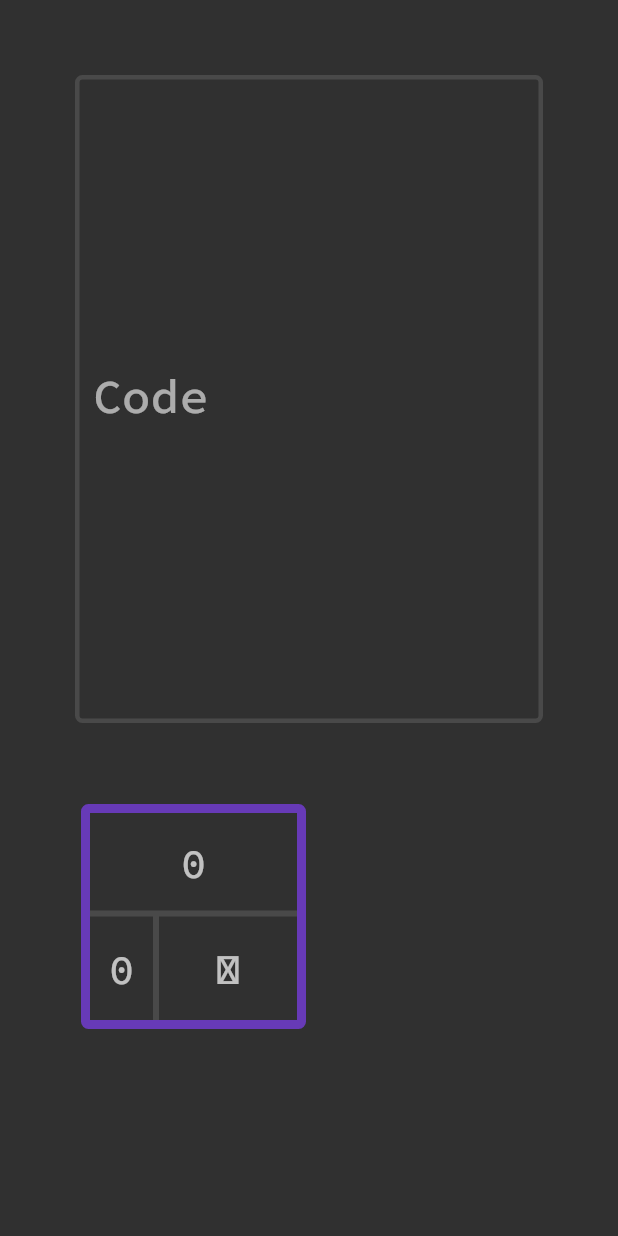
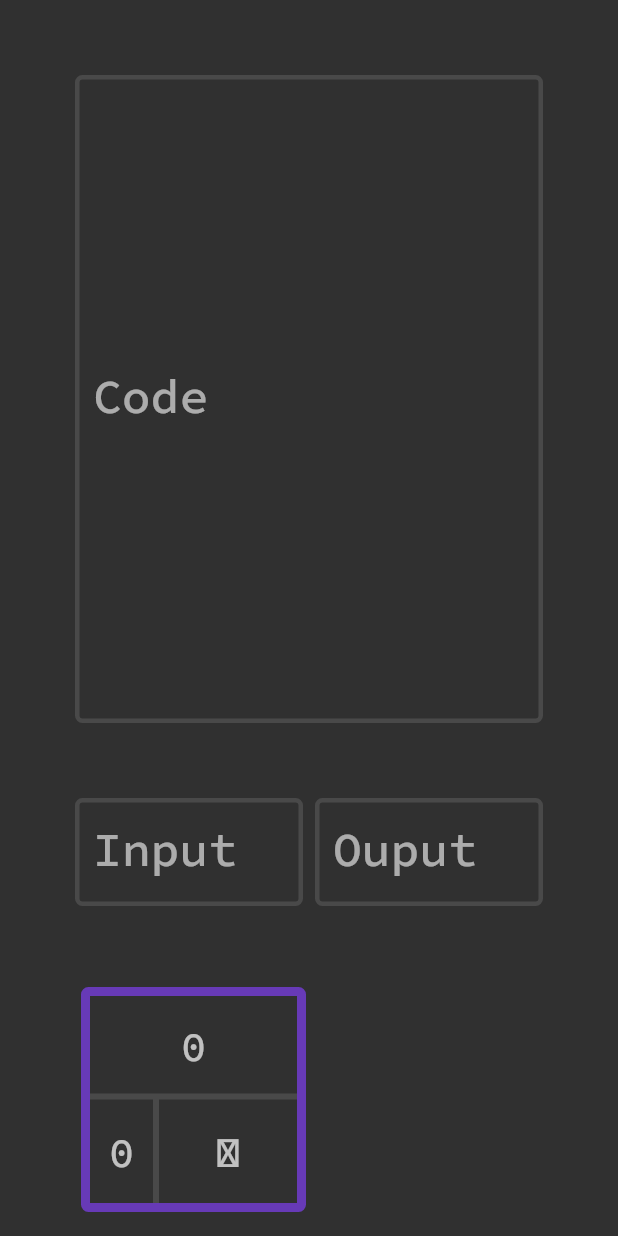
Before and after one commit to Berke-Ates/brainbug, a Flutter app: the screen it shows after launch, on a phone screen of 412 x 824 dp. Run offline on Flutter 3.47's test engine with Material 2 defaults, Android fonts, the light colour scheme and no system bars.

Commit message:
added IO

```diff
--- a/lib/interpreter.dart
+++ b/lib/interpreter.dart
@@ -12,7 +12,7 @@ class Interpreter {
   final Map<int, int> bracketLUT = <int, int>{};
   bool isValid = true;
 
-  /// Resets all pointers, the tape and LUT
+  /// Resets all pointers, the tape, LUT and output
   void reset() {
     cPtr = 0;
     tPtr = 0;
@@ -20,6 +20,7 @@ class Interpreter {
     tape.clear();
     tape[0] = 0;
     bracketLUT.clear();
+    output = '';
   }
 
   /// Analyzes code for matching brackets and creates LUT
@@ -74,6 +75,8 @@ class Interpreter {
         case ',':
           if (iPtr < input.length) {
             tape[tPtr] = ascii2Byte(input[iPtr++]);
+          } else {
+            tape[tPtr] = 0;
           }
           break;
         case '.':
--- /dev/null
+++ b/lib/io.dart
@@ -0,0 +1,76 @@
+import 'package:brainbug/interpreter.dart';
+import 'package:flutter/material.dart';
+
+class IO extends StatelessWidget {
+  final Interpreter interpreter;
+
+  const IO(this.interpreter);
+
+  @override
+  Widget build(BuildContext context) {
+    return Row(
+      children: <Widget>[
+        Expanded(
+          child: TextField(
+            cursorColor: Theme.of(context).textTheme.bodyMedium!.color,
+            maxLines: null,
+            onChanged: (String? s) {
+              if (s != null) {
+                interpreter.input = s;
+                interpreter.reset();
+                interpreter.analyze();
+              }
+            },
+            decoration: InputDecoration(
+              isDense: true,
+              focusedBorder: OutlineInputBorder(
+                borderRadius: BorderRadius.circular(5),
+                borderSide: BorderSide(
+                  color: Theme.of(context).dividerColor,
+                  width: 3,
+                ),
+              ),
+              enabledBorder: OutlineInputBorder(
+                borderRadius: BorderRadius.circular(5),
+                borderSide: BorderSide(
+                  color: Theme.of(context).dividerColor,
+                  width: 3,
+                ),
+              ),
+              floatingLabelStyle: Theme.of(context).textTheme.labelMedium,
+              labelText: 'Input',
+            ),
+          ),
+        ),
+        const SizedBox(width: 8),
+        Expanded(
+          child: TextField(
+            cursorColor: Theme.of(context).textTheme.bodyMedium!.color,
+            maxLines: null,
+            readOnly: true,
+            controller: TextEditingController(text: interpreter.output),
+            decoration: InputDecoration(
+              isDense: true,
+              focusedBorder: OutlineInputBorder(
+                borderRadius: BorderRadius.circular(5),
+                borderSide: BorderSide(
+                  color: Theme.of(context).dividerColor,
+                  width: 3,
+                ),
+              ),
+              enabledBorder: OutlineInputBorder(
+                borderRadius: BorderRadius.circular(5),
+                borderSide: BorderSide(
+                  color: Theme.of(context).dividerColor,
+                  width: 3,
+                ),
+              ),
+              floatingLabelStyle: Theme.of(context).textTheme.labelMedium,
+              labelText: 'Ouput',
+            ),
+          ),
+        ),
+      ],
+    );
+  }
+}
--- a/lib/main.dart
+++ b/lib/main.dart
@@ -2,6 +2,7 @@
 
 import 'package:brainbug/editor.dart';
 import 'package:brainbug/interpreter.dart';
+import 'package:brainbug/io.dart';
 import 'package:brainbug/tapeview.dart';
 import 'package:flutter/material.dart';
 
@@ -63,6 +64,8 @@
               children: <Widget>[
                 Editor(interpreter, controller: ec),
                 const SizedBox(height: 50),
+                IO(interpreter),
+                const SizedBox(height: 50),
                 TapeView(interpreter),
               ],
             ),
```
